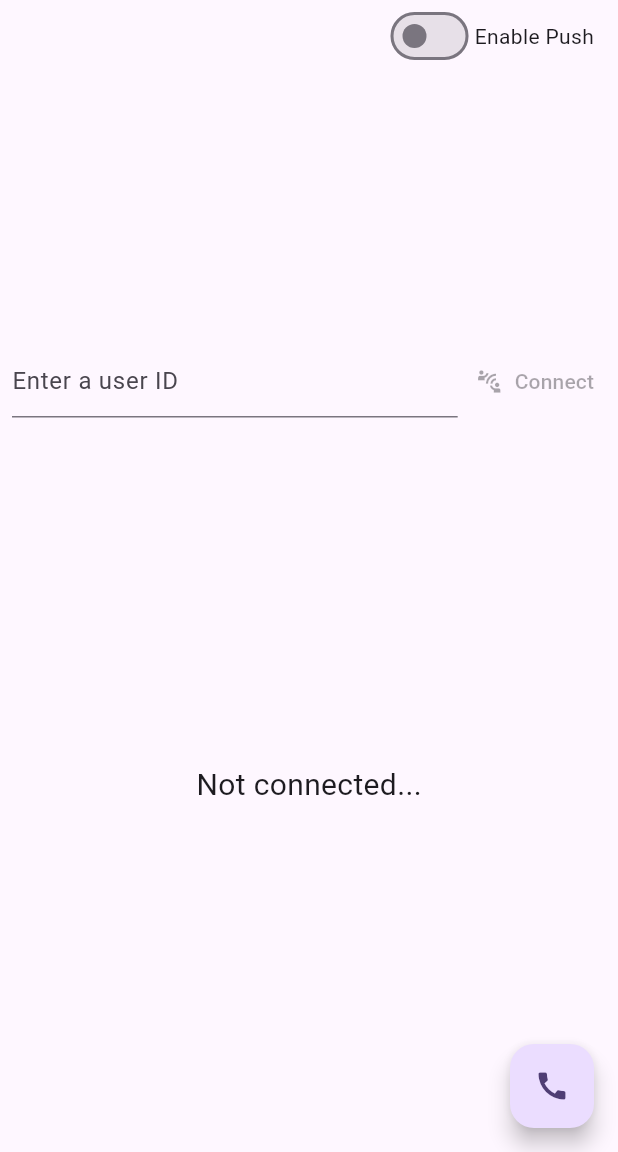
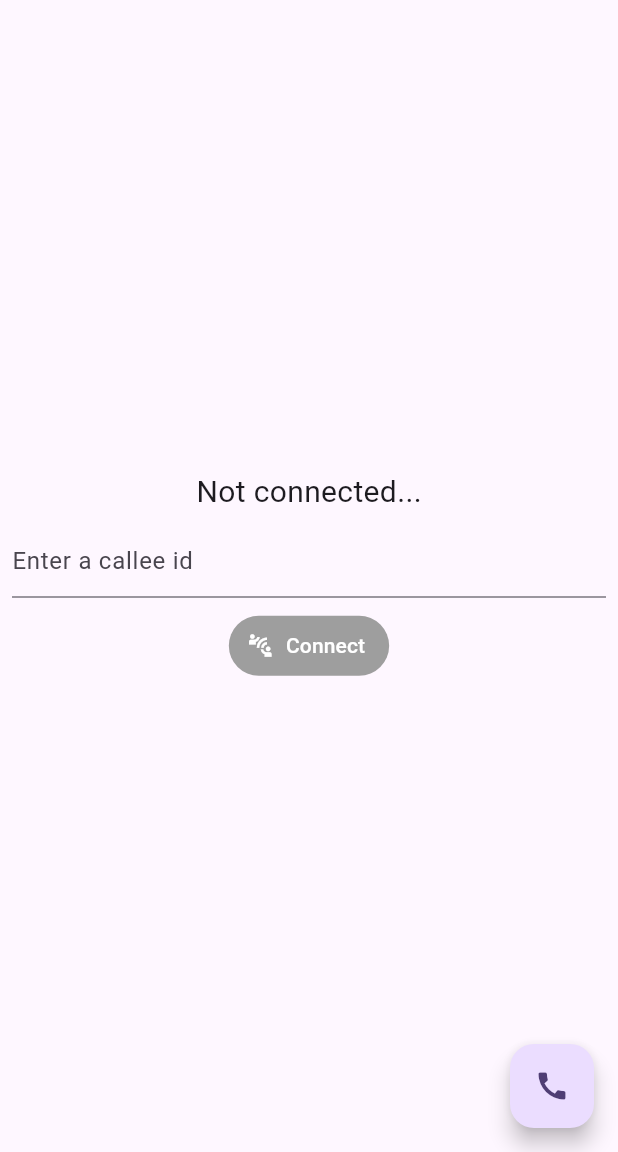
Before and after one commit to stringeecom/flutter-samples, a Flutter app: the screen it shows after launch, on a phone screen of 412 x 824 dp, the part 84-1236 px from its top. Run offline on Flutter 3.47's test engine with Material 3 defaults, Android fonts, the phone set to English and light mode, and no system bars; our stand-ins replace device_info_plus, firebase_core, firebase_messaging, flutter_local_notifications, permission_handler, shared_preferences; missing offline and left inert: callkeep, dart_jsonwebtoken, firebase_core_web, firebase_messaging_web, stringee_flutter_plugin; accounts and stored records are empty.

Commit message:
- fix view - fix bug permission android

```diff
--- a/call_sample/lib/environment_config.dart
+++ b/call_sample/lib/environment_config.dart
@@ -10,6 +10,7 @@ import 'package:dart_jsonwebtoken/dart_jsonwebtoken.dart';
 class EnvironmentConfig {
   // ignore: constant_identifier_names
   static const String API_SID_KEY = String.fromEnvironment('API_SID_KEY');
+
   // ignore: constant_identifier_names
   static const String API_SECRET_KEY = String.fromEnvironment('API_SECRET_KEY');
 }
--- a/call_sample/lib/main.dart
+++ b/call_sample/lib/main.dart
@@ -29,7 +29,6 @@ Future<void> _backgroundMessageHandler(RemoteMessage remoteMessage) async {
 }
 
 bool _initialized = false;
-var accessToken = 'PUT_YOUR_TOKEN_HERE';
 
 void main() async {
   WidgetsFlutterBinding.ensureInitialized();
@@ -47,7 +46,7 @@ void main() async {
   final userId = prefs.getString('userId') ?? '';
   if (userId.isNotEmpty) {
     debugPrint('Connect with userId: $userId when app start');
-    accessToken = getAccessToken(userId: userId, ttl: 36000);
+    String accessToken = getAccessToken(userId: userId, ttl: 36000);
     StringeeWrapper().connect(accessToken);
   }
 
@@ -87,6 +86,7 @@ class _MyHomePageState extends State<MyHomePage> with WidgetsBindingObserver {
   bool connecting = false;
   bool isEnablePush = false;
   String connectStatus = 'Not connected...';
+  late SharedPreferences _prefs;
 
   TextEditingController userIdController = TextEditingController();
   String to = '';
@@ -110,21 +110,24 @@ class _MyHomePageState extends State<MyHomePage> with WidgetsBindingObserver {
   void initState() {
     super.initState();
     WidgetsBinding.instance.addObserver(this);
-
     if (!isIOS) {
       AndroidPushManager().listenNotificationSelect();
-      StringeeWrapper().requestPermissions();
     }
 
     // add listener to listen event from StringeeWrapper
     StringeeWrapper().addListener(StringeeListener(
-      onConnected: (userId) {
+      onConnected: (userId) async {
         debugPrint('Connected');
         setState(() {
           connected = true;
           connecting = false;
           connectStatus = 'Connected as $userId';
         });
+        _prefs = await SharedPreferences.getInstance();
+        bool isPushRegistered = _prefs.getBool('isPushRegistered') ?? false;
+        if (!isPushRegistered) {
+          StringeeWrapper().registerPush(isVoip: true);
+        }
       },
       onDisConnected: () {
         debugPrint('Disconnected');
@@ -137,8 +140,8 @@ class _MyHomePageState extends State<MyHomePage> with WidgetsBindingObserver {
       onRequestNewToken: () {
         // reconnect with latest token
         if (userIdController.text.isNotEmpty) {
-          debugPrint('Connect when requeset new token...');
-          accessToken =
+          debugPrint('Connect when request new token...');
+          String accessToken =
               getAccessToken(userId: userIdController.text, ttl: 36000);
           StringeeWrapper().connect(accessToken);
         }
@@ -198,53 +201,59 @@ class _MyHomePageState extends State<MyHomePage> with WidgetsBindingObserver {
       ),
       body: Stack(
         children: [
+          Center(
+            child: Column(
+              mainAxisAlignment: MainAxisAlignment.center,
+              children: <Widget>[
+                Center(
+                  child: Text(
+                    connectStatus,
+                    style: const TextStyle(fontSize: 20),
+                  ),
+                ),
+                Padding(
+                  padding: const EdgeInsets.all(8.0),
+                  child: connected
+                      ? TextField(
+                          onChanged: (value) => setState(() {}),
+                          controller: userIdController,
+                          enabled: !connected,
+                          decoration: const InputDecoration(
+                              hintText: 'Enter a user ID'),
+                        )
+                      : TextField(
+                          decoration: const InputDecoration(
+                            hintText: 'Enter a callee id',
+                          ),
+                          onChanged: (value) {
+                            to = value;
+                          },
+                        ),
+                ),
+                Column(
+                  children: [
+                    if (connected)
                       Row(
-            mainAxisAlignment: MainAxisAlignment.end,
+                        mainAxisAlignment: MainAxisAlignment.center,
                         crossAxisAlignment: CrossAxisAlignment.center,
                         children: [
                           Switch.adaptive(
-                value: isEnablePush,
-                onChanged: (value) async {
-                  if (!connected) {
-                    ScaffoldMessenger.of(context).showSnackBar(
-                      const SnackBar(
-                        content: Text('Please connect to Stringee first'),
-                      ),
-                    );
-                    return;
-                  }
-
-                  if (value) {
-                    StringeeWrapper().enablePush(isVoip: true);
-                  } else {
-                    StringeeWrapper().unregisterPush();
-                  }
+                            value: isVideoCall,
+                            onChanged: (value) {
                               setState(() {
-                    isEnablePush = value;
+                                isVideoCall = value;
                               });
                             },
                           ),
-              const Text("Enable Push"),
-              const SizedBox(width: 16),
+                          const Text("Video Call")
                         ],
                       ),
-          Center(
-            child: Column(
-              mainAxisAlignment: MainAxisAlignment.spaceEvenly,
-              children: <Widget>[
-                Row(
-                  children: [
-                    const SizedBox(width: 8),
-                    Expanded(
-                      child: TextField(
-                        onChanged: (value) => setState(() {}),
-                        controller: userIdController,
-                        enabled: !connected,
-                        decoration:
-                            const InputDecoration(hintText: 'Enter a user ID'),
+                    TextButton.icon(
+                      style: TextButton.styleFrom(
+                        backgroundColor: connected
+                            ? Theme.of(context).colorScheme.inversePrimary
+                            : Colors.grey,
                       ),
-                    ),
-                    TextButton.icon(
                       onPressed: userIdController.text.isEmpty
                           ? null
                           : () {
@@ -263,7 +272,7 @@ class _MyHomePageState extends State<MyHomePage> with WidgetsBindingObserver {
                                 });
                                 return;
                               }
-                              accessToken = getAccessToken(
+                              String accessToken = getAccessToken(
                                   userId: userIdController.text, ttl: 36000);
                               StringeeWrapper().connect(accessToken);
 
@@ -273,51 +282,27 @@ class _MyHomePageState extends State<MyHomePage> with WidgetsBindingObserver {
                                     'userId', userIdController.text);
                               });
                             },
-                      icon: const Icon(Icons.connect_without_contact_outlined),
+                      icon: Icon(
+                        Icons.connect_without_contact_outlined,
+                        color: connected
+                            ? Theme.of(context).colorScheme.secondary
+                            : Colors.white,
+                      ),
                       label: connecting
                           ? const SizedBox(
                               width: 24,
                               height: 24,
                               child: CircularProgressIndicator(),
                             )
-                          : connected
-                              ? const Text('Disconnect')
-                              : const Text('Connect'),
-                    )
-                  ],
-                ),
-                Center(
-                  child: Text(
-                    connectStatus,
-                    style: const TextStyle(fontSize: 20),
+                          : Text(
+                              connected ? 'Disconnect' : 'Connect',
+                              style: TextStyle(
+                                color: connected
+                                    ? Theme.of(context).colorScheme.secondary
+                                    : Colors.white,
                               ),
                             ),
-                if (connected)
-                  Padding(
-                    padding: const EdgeInsets.all(8.0),
-                    child: TextField(
-                      decoration: const InputDecoration(
-                        hintText: 'Enter a callee id',
                     ),
-                      onChanged: (value) {
-                        to = value;
-                      },
-                    ),
-                  ),
-                if (connected)
-                  Row(
-                    mainAxisAlignment: MainAxisAlignment.center,
-                    crossAxisAlignment: CrossAxisAlignment.center,
-                    children: [
-                      Switch.adaptive(
-                        value: isVideoCall,
-                        onChanged: (value) {
-                          setState(() {
-                            isVideoCall = value;
-                          });
-                        },
-                      ),
-                      const Text("Video Call")
                   ],
                 ),
               ],
@@ -343,11 +328,29 @@ class _MyHomePageState extends State<MyHomePage> with WidgetsBindingObserver {
             );
             return;
           }
+          if (!isIOS) {
+            StringeeWrapper().requestPermissions().then((value) {
+              if (!value) {
+                ScaffoldMessenger.of(context).showSnackBar(
+                  const SnackBar(
+                    content: Text('Permission is not granted'),
+                  ),
+                );
+                return;
+              }
               StringeeWrapper().makeCall(
                 to: to,
                 isVideoCall: isVideoCall,
                 videoQuality: VideoQuality.fullHd,
               );
+            });
+          } else {
+            StringeeWrapper().makeCall(
+              to: to,
+              isVideoCall: isVideoCall,
+              videoQuality: VideoQuality.fullHd,
+            );
+          }
         },
         tooltip: 'Call',
         child: const Icon(Icons.call),
--- a/call_sample/lib/stringee_wrapper/call/stringee_call_manager.dart
+++ b/call_sample/lib/stringee_wrapper/call/stringee_call_manager.dart
@@ -148,6 +148,7 @@ class StringeeCallManager {
       }
 
       call.signalingState = StringeeSignalingState.answered;
+      call.callState = CallState.starting;
       await call.call.answer();
       await call.call.setSpeakerphoneOn(call.isVideoCall);
     }
--- a/call_sample/lib/stringee_wrapper/push_manager/android_push_manager.dart
+++ b/call_sample/lib/stringee_wrapper/push_manager/android_push_manager.dart
@@ -43,7 +43,9 @@ class AndroidPushManager {
     if (callStatus == 'started') {
       await showIncomingCallNotification(
           data['from']['alias'], data['from']['number']);
-    } else if (callStatus == 'ended') {
+    } else if (callStatus == 'ended' ||
+        callStatus == 'answered' ||
+        callStatus == 'busy') {
       await cancelIncomingCallNotification();
     }
   }
--- a/call_sample/lib/stringee_wrapper/widgets/stringee_call_widget.dart
+++ b/call_sample/lib/stringee_wrapper/widgets/stringee_call_widget.dart
@@ -42,8 +42,9 @@ class _StringeeCallWidgetState extends State<StringeeCallWidget>
       }
     }
     return Scaffold(
-      backgroundColor: Colors.white,
+      backgroundColor: Colors.black,
       body: model.callState == CallState.incoming ||
+              model.callState == CallState.starting ||
               model.callState == CallState.calling ||
               model.callState == CallState.ringing
           ? const StringeeRingingWidget()
```
Also changed, not shown: call_sample/lib/stringee_wrapper/call/stringee_call_model.dart (+18 -19 lines), call_sample/lib/stringee_wrapper/stringee_wrapper.dart (+47 -18 lines), call_sample/lib/stringee_wrapper/widgets/sc_calling_widget.dart (+8 -5 lines), call_sample/lib/stringee_wrapper/widgets/stringee_incall_widget.dart (+3 -8 lines), 1 other file. Lines whose indentation alone changed are shown as unchanged.
